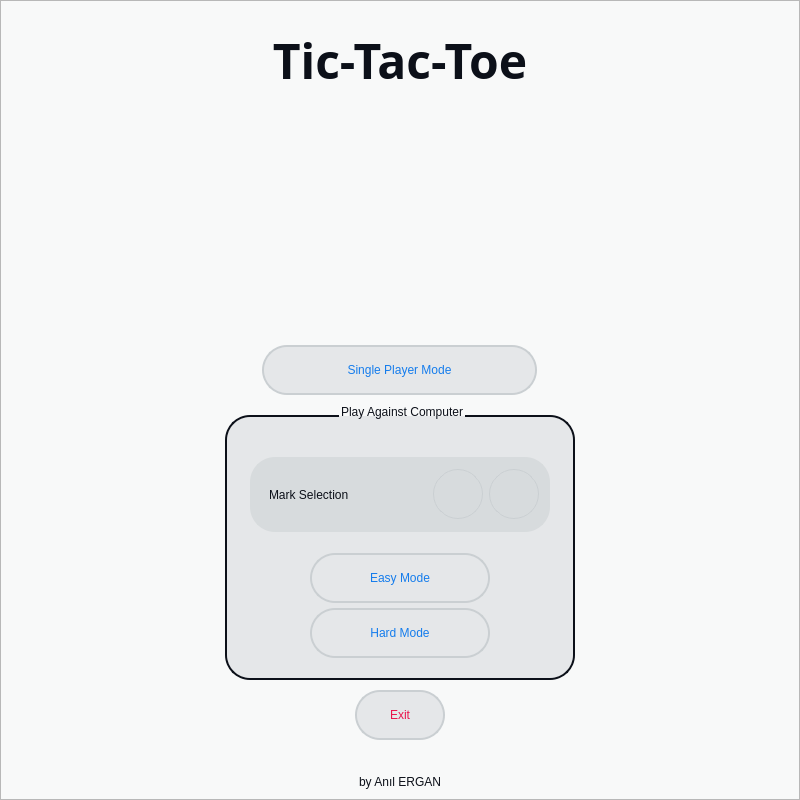
Old version of the form tic-tac-toe-dp/gui/xox.ui in the repository anilergan/MTM4000-Dynamic-Programming-Tic-Tac-Toe.
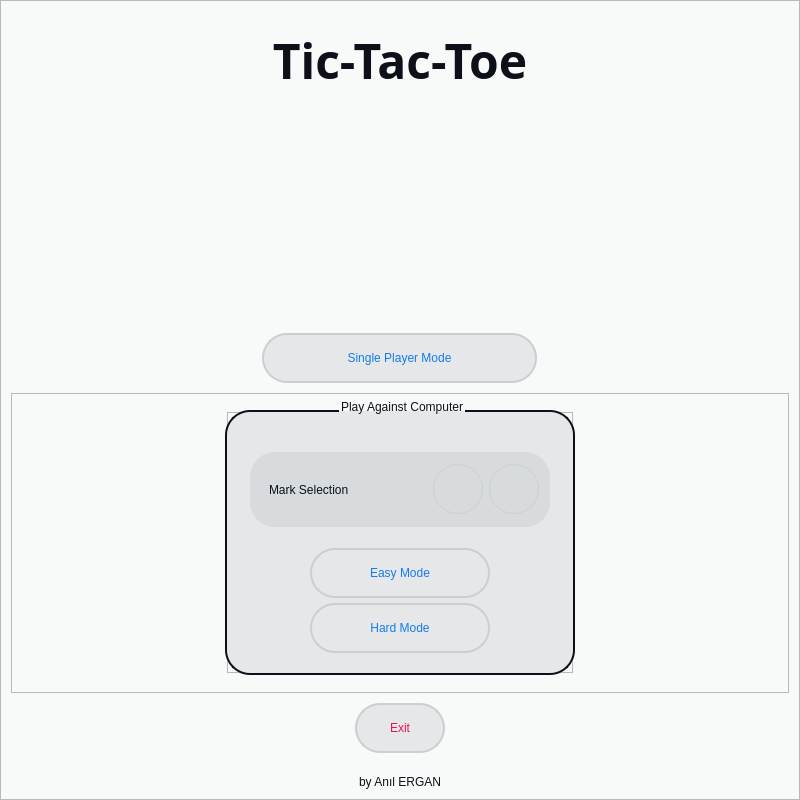
New version of the form. Icons and pictures are not drawn.

Commit message: Policy Iteration and Value Iteration sections can be choosen by user. This feature will be included through this branch.

Diff of the .ui file:
```diff
--- a/tic-tac-toe-dp/gui/xox.ui
+++ b/tic-tac-toe-dp/gui/xox.ui
@@ -293,8 +293,65 @@
           </property>
          </widget>
         </item>
-        <item alignment="Qt::AlignHCenter">
+        <item>
+         <widget class="QFrame" name="frame_play_against_computer">
+          <property name="minimumSize">
+           <size>
+            <width>0</width>
+            <height>300</height>
+           </size>
+          </property>
+          <property name="maximumSize">
+           <size>
+            <width>16777215</width>
+            <height>300</height>
+           </size>
+          </property>
+          <property name="styleSheet">
+           <string notr="true">#button_PI {
+border-top-left-radius:0px;
+border-bottom-left-radius: 0px;
+
+}
+
+#button_VI {
+border-top-right-radius:0px;
+border-bottom-right-radius: 0px;
+
+}
+
+#button_PI, #button_VI {
+margin: 10,0,0,0;
+border:none;
+background-color:  qradialgradient(spread:pad, cx:0.5, cy:0.5, radius:0.5, fx:0.5, fy:0.5, 
+stop:0 rgba(20,124,236,28) 
+stop:1 rgba(20,124,236,8))
+
+}
+
+
+#button_PI::hover, #button_VI::hover {
+background-color:  qradialgradient(spread:pad, cx:0.5, cy:0.5, radius:0.5, fx:0.5, fy:0.5, 
+stop:0 rgba(20,124,236,58) 
+stop:1 rgba(20,124,236,28))
+
+}</string>
+          </property>
+          <property name="frameShape">
+           <enum>QFrame::StyledPanel</enum>
+          </property>
+          <property name="frameShadow">
+           <enum>QFrame::Raised</enum>
+          </property>
          <widget class="QGroupBox" name="groupBox">
+           <property name="geometry">
+            <rect>
+             <x>214</x>
+             <y>7</y>
+             <width>350</width>
+             <height>275</height>
+            </rect>
+           </property>
           <property name="minimumSize">
            <size>
             <width>350</width>
@@ -559,8 +616,216 @@
            </item>
           </layout>
          </widget>
-        </item>
-        <item alignment="Qt::AlignHCenter">
+          <widget class="QFrame" name="frame_hard_mode_sections">
+           <property name="enabled">
+            <bool>true</bool>
+           </property>
+           <property name="geometry">
+            <rect>
+             <x>216</x>
+             <y>19</y>
+             <width>346</width>
+             <height>261</height>
+            </rect>
+           </property>
+           <property name="sizePolicy">
+            <sizepolicy hsizetype="Preferred" vsizetype="Preferred">
+             <horstretch>0</horstretch>
+             <verstretch>0</verstretch>
+            </sizepolicy>
+           </property>
+           <property name="minimumSize">
+            <size>
+             <width>346</width>
+             <height>261</height>
+            </size>
+           </property>
+           <property name="maximumSize">
+            <size>
+             <width>346</width>
+             <height>261</height>
+            </size>
+           </property>
+           <property name="toolTipDuration">
+            <number>-1</number>
+           </property>
+           <property name="styleSheet">
+            <string notr="true">#frame_hard_mode_sections {
+
+background-color:  rgba(229, 231, 233, 200);
+border-radius: 25px;
+}
+
+QPushButton{
+color: rgb(20,124,236);
+font: 700 20pt &quot;Arial&quot;;
+border:none;
+background-color: rgba(20,124,236, 10);
+}
+
+QPushButton::hover{
+background-color: rgba(20,124,236, 50);
+}
+
+#button_hms_back{
+color: rgb(233,20,76);
+background-color: rgba(233,20,76,10);
+border-bottom-left-radius: 0px;
+border-bottom-right-radius: 0px;
+}
+
+#button_hms_back::hover{
+background-color: rgba(233,20,76,50);
+}
+
+#button_hms_PI{
+border-top-left-radius: 0px;
+border-top-right-radius: 0px;
+border-bottom-right-radius: 0px;
+}
+
+#button_hms_VI{
+border-top-left-radius: 0px;
+border-top-right-radius: 0px;
+border-bottom-left-radius: 0px;
+}</string>
+           </property>
+           <property name="frameShape">
+            <enum>QFrame::StyledPanel</enum>
+           </property>
+           <property name="frameShadow">
+            <enum>QFrame::Raised</enum>
+           </property>
+           <layout class="QVBoxLayout" name="verticalLayout_6" stretch="35,65">
+            <property name="spacing">
+             <number>0</number>
+            </property>
+            <property name="leftMargin">
+             <number>0</number>
+            </property>
+            <property name="topMargin">
+             <number>0</number>
+            </property>
+            <property name="rightMargin">
+             <number>0</number>
+            </property>
+            <property name="bottomMargin">
+             <number>0</number>
+            </property>
+            <item>
+             <widget class="QFrame" name="frame_hms_back">
+              <property name="sizePolicy">
+               <sizepolicy hsizetype="Ignored" vsizetype="Preferred">
+                <horstretch>0</horstretch>
+                <verstretch>0</verstretch>
+               </sizepolicy>
+              </property>
+              <property name="frameShape">
+               <enum>QFrame::StyledPanel</enum>
+              </property>
+              <property name="frameShadow">
+               <enum>QFrame::Raised</enum>
+              </property>
+              <layout class="QHBoxLayout" name="horizontalLayout_3">
+               <property name="spacing">
+                <number>0</number>
+               </property>
+               <property name="leftMargin">
+                <number>0</number>
+               </property>
+               <property name="topMargin">
+                <number>0</number>
+               </property>
+               <property name="rightMargin">
+                <number>0</number>
+               </property>
+               <property name="bottomMargin">
+                <number>0</number>
+               </property>
+               <item>
+                <widget class="QPushButton" name="button_hms_back">
+                 <property name="enabled">
+                  <bool>true</bool>
+                 </property>
+                 <property name="sizePolicy">
+                  <sizepolicy hsizetype="Preferred" vsizetype="Preferred">
+                   <horstretch>0</horstretch>
+                   <verstretch>0</verstretch>
+                  </sizepolicy>
+                 </property>
+                 <property name="styleSheet">
+                  <string notr="true"/>
+                 </property>
+                 <property name="text">
+                  <string>Back</string>
+                 </property>
+                </widget>
+               </item>
+              </layout>
+             </widget>
+            </item>
+            <item>
+             <widget class="QFrame" name="frame_hms_sections_inner">
+              <property name="frameShape">
+               <enum>QFrame::StyledPanel</enum>
+              </property>
+              <property name="frameShadow">
+               <enum>QFrame::Raised</enum>
+              </property>
+              <layout class="QHBoxLayout" name="horizontalLayout_2">
+               <property name="spacing">
+                <number>2</number>
+               </property>
+               <property name="leftMargin">
+                <number>0</number>
+               </property>
+               <property name="topMargin">
+                <number>0</number>
+               </property>
+               <property name="rightMargin">
+                <number>0</number>
+               </property>
+               <property name="bottomMargin">
+                <number>0</number>
+               </property>
+               <item>
+                <widget class="QPushButton" name="button_hms_PI">
+                 <property name="sizePolicy">
+                  <sizepolicy hsizetype="Preferred" vsizetype="Preferred">
+                   <horstretch>0</horstretch>
+                   <verstretch>0</verstretch>
+                  </sizepolicy>
+                 </property>
+                 <property name="text">
+                  <string>Policy
+Iteration</string>
+                 </property>
+                </widget>
+               </item>
+               <item>
+                <widget class="QPushButton" name="button_hms_VI">
+                 <property name="sizePolicy">
+                  <sizepolicy hsizetype="Preferred" vsizetype="Preferred">
+                   <horstretch>0</horstretch>
+                   <verstretch>0</verstretch>
+                  </sizepolicy>
+                 </property>
+                 <property name="text">
+                  <string>Value
+Iteration</string>
+                 </property>
+                </widget>
+               </item>
+              </layout>
+             </widget>
+            </item>
+           </layout>
+          </widget>
+          <zorder>frame_hard_mode_sections</zorder>
+          <zorder>groupBox</zorder>
+         </widget>
+        </item>
+        <item alignment="Qt::AlignHCenter|Qt::AlignTop">
          <widget class="QPushButton" name="button_exit">
           <property name="minimumSize">
            <size>
```
Left out of the diff: 6 changed lines with no effect on the pictures. Lines whose indentation alone changed are shown as unchanged.
